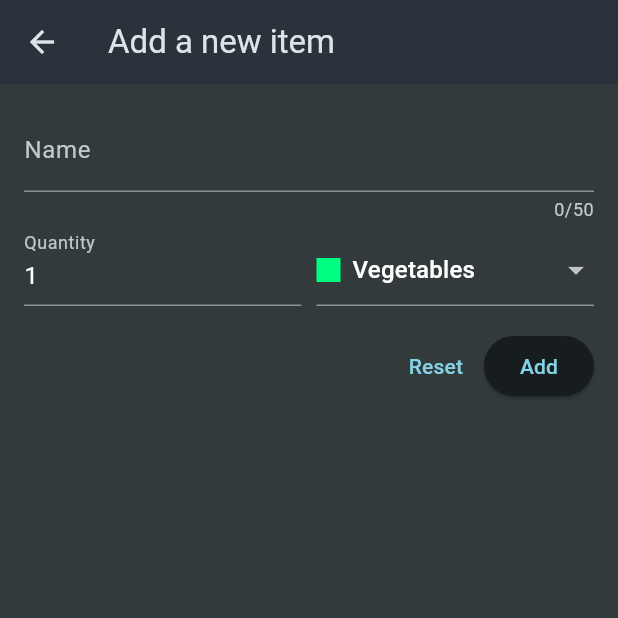
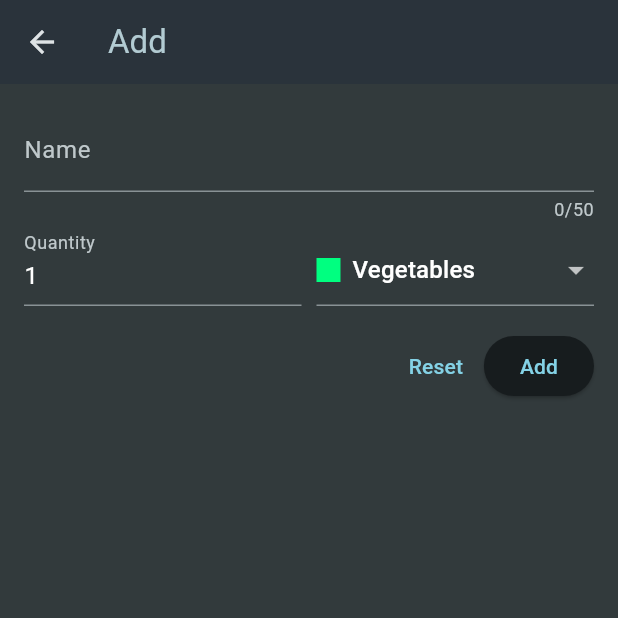
Before and after one commit to Nevelin-W/shopping_list_app, a Flutter app: the screen it shows after launch, after a tap on the "add shopping cart" icon, on a phone screen of 412 x 824 dp, the top half of it. Run offline on Flutter 3.47's test engine with Material 3 defaults, Android fonts, the phone set to English and light mode, and no system bars; our stand-ins replace google_fonts.

Commit message:
removed dummy data, theme changes, added dynamic new item appbar title

```diff
--- a/shopping_list_app/lib/screens/grocery_list.dart
+++ b/shopping_list_app/lib/screens/grocery_list.dart
@@ -1,5 +1,4 @@
 import 'package:flutter/material.dart';
-import 'package:shopping_list_app/data/dummy_items.dart';
 import 'package:shopping_list_app/widgets/grocery_item.dart';
 import 'package:shopping_list_app/screens/new_item.dart';
 import 'package:shopping_list_app/models/grocery_item.dart';
@@ -39,6 +38,7 @@ class _GroceryListScreenState extends State<GroceryListScreen> {
         title: Text(
           'Your Groceries',
           style: Theme.of(context).textTheme.titleLarge!.copyWith(
+                color: Theme.of(context).colorScheme.secondary,
                 fontWeight: FontWeight.bold,
               ),
         ),
@@ -69,27 +69,24 @@ class _GroceryListScreenState extends State<GroceryListScreen> {
                         ),
                       ],
                     ),
-                  color: Theme.of(context).colorScheme.primary,
+                    color: Theme.of(context).colorScheme.onPrimaryContainer,
                     onPressed: _addItem,
                   ),
                   Text(
                     'No groceries yet!',
-                  style: Theme.of(context).textTheme.bodyLarge!.copyWith(),
+                    style: Theme.of(context).textTheme.bodyLarge!.copyWith(
+                          color: Theme.of(context).colorScheme.secondary,
+                        ),
                   ),
                   const SizedBox(height: 150),
                 ],
-            ))
+              ),
+            )
           : ListView.builder(
               itemCount: _groceryItems.length,
               itemBuilder: (ctx, index) =>
                   GroceryItemWidget(item: _groceryItems[index]),
             ),
-
-      /*  body: ListView.builder(
-        itemCount: _groceryItems.length,
-        itemBuilder: (ctx, index) =>
-            GroceryItemWidget(item: _groceryItems[index]),
-      ), */
     );
   }
 }
--- a/shopping_list_app/lib/screens/new_item.dart
+++ b/shopping_list_app/lib/screens/new_item.dart
@@ -16,11 +16,26 @@ class NewItemScreen extends StatefulWidget {
 
 class _NewItemScreenState extends State<NewItemScreen> {
   final _formKey = GlobalKey<FormState>();
-  // ignore: unused_field
+  final _nameController = TextEditingController();
   var _enteredName = '';
-  // ignore: unused_field
   var _enteredQuantity = 1;
   var _selectedCategory = categories[Categories.vegetables]!;
+
+  @override
+  void initState() {
+    super.initState();
+    _nameController.addListener(_updateAppBarTitle);
+  }
+
+  @override
+  void dispose() {
+    _nameController.dispose();
+    super.dispose();
+  }
+
+  void _updateAppBarTitle() {
+    setState(() {});
+  }
 
   void _saveItem() {
     if (_formKey.currentState!.validate()) {
@@ -39,7 +54,11 @@ class _NewItemScreenState extends State<NewItemScreen> {
   Widget build(BuildContext context) {
     return Scaffold(
         appBar: AppBar(
-          title: const Text('Add a new item'),
+          title: Text(
+              'Add ${_nameController.text.isEmpty ? '' : _nameController.text}',
+              style: Theme.of(context).textTheme.titleLarge!.copyWith(
+                    color: Theme.of(context).colorScheme.secondary,
+                  )),
         ),
         body: Padding(
             padding: const EdgeInsets.all(16.0),
@@ -48,6 +67,7 @@ class _NewItemScreenState extends State<NewItemScreen> {
               child: Column(
                 children: [
                   TextFormField(
+                    controller: _nameController,
                     maxLength: 50,
                     decoration: const InputDecoration(
                       label: Text('Name'),
```
Also changed, not shown: shopping_list_app/lib/data/dummy_items.dart (deleted, +0 -21 lines). Lines whose indentation alone changed are shown as unchanged.
